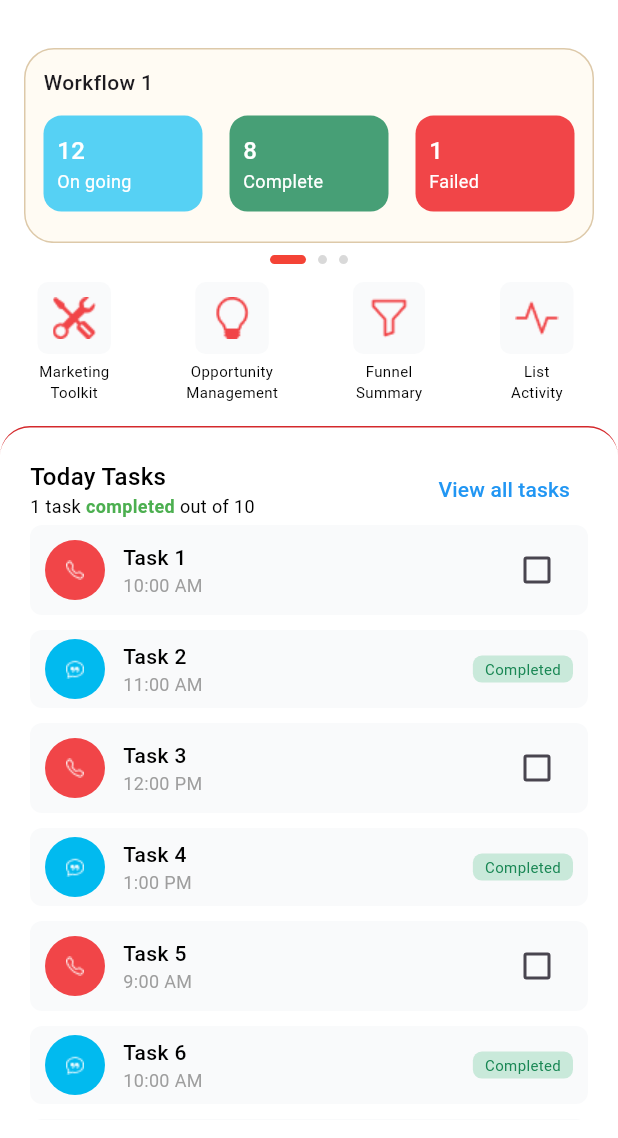
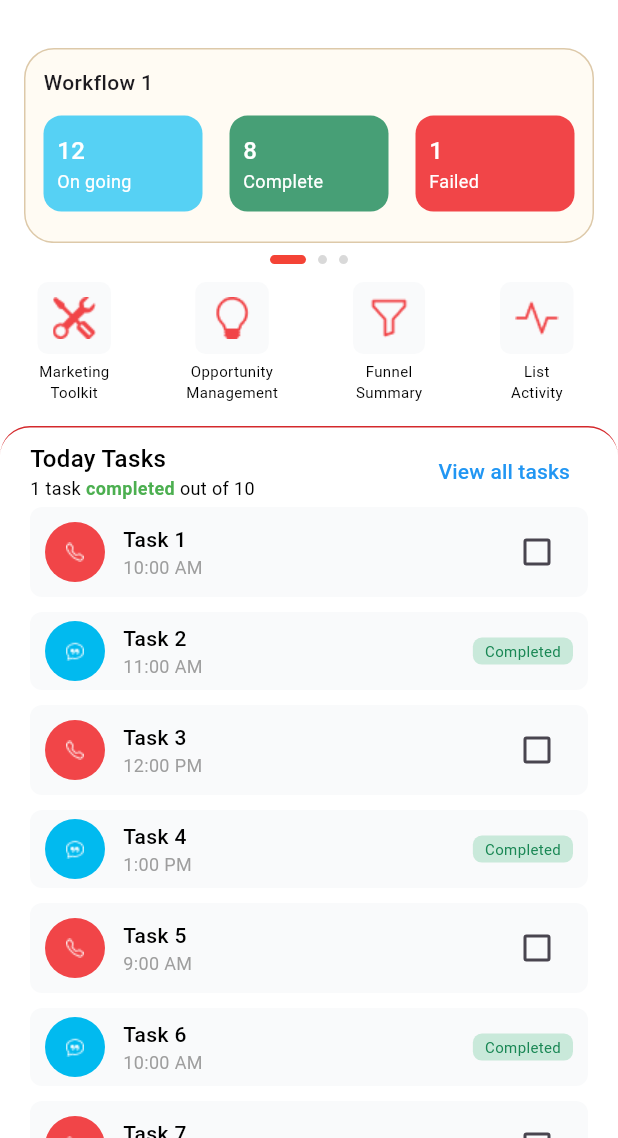
Before and after one commit to ferrykurniawan28/task_CRMTrack, a Flutter app: the HomeScreen screen opened directly, on a phone screen of 412 x 824 dp, the part 98-1236 px from its top. Run offline on Flutter 3.47's test engine with Material 3 defaults, Android fonts, the light colour scheme and no system bars; our stand-ins replace bloc, dotted_border, dotted_line, file_picker, flutter_bloc, flutter_map and 6 more; missing offline and left inert: video_thumbnail.

Commit message:
[UPDATE] fix

```diff
--- /dev/null
+++ b/devtools_options.yaml
@@ -0,0 +1,3 @@
+description: This file stores settings for Dart & Flutter DevTools.
+documentation: https://docs.flutter.dev/tools/devtools/extensions#configure-extension-enablement-states
+extensions:
--- a/lib/main.dart
+++ b/lib/main.dart
@@ -18,7 +18,7 @@
 
   @override
   Widget build(BuildContext context) {
-    Modular.setInitialRoute('/home');
+    Modular.setInitialRoute('/splash');
     return MultiBlocProvider(
       providers: [
         BlocProvider(
--- a/lib/routes/routes.dart
+++ b/lib/routes/routes.dart
@@ -25,7 +25,7 @@
 class MainRoutes extends Module {
   @override
   void routes(RouteManager r) {
-    // r.child('/splash', child: (_) => const SplashScreen());
+    r.child('/splash', child: (_) => const SplashScreen());
     r.child('/home', child: (_) => const MainScreen());
     r.child('/notification-center', child: (_) => const NotificationCenter());
     r.child('/task/detail', child: (context) {
--- a/lib/ui/pages/home/widgets/home_task_list_widget.dart
+++ b/lib/ui/pages/home/widgets/home_task_list_widget.dart
@@ -24,7 +24,7 @@
   @override
   Widget build(BuildContext context) {
     return Container(
-      padding: EdgeInsets.symmetric(horizontal: 20, vertical: 12),
+      padding: EdgeInsets.symmetric(horizontal: 20),
       decoration: BoxDecoration(
         borderRadius: BorderRadius.only(
           topLeft: Radius.circular(20),
@@ -114,6 +114,7 @@
                   ).toList();
 
                   return ListView.builder(
+                    padding: EdgeInsets.only(bottom: 12),
                     itemCount: filteredData.length,
                     itemBuilder: (context, index) {
                       final dataTask = filteredData[index];
```
